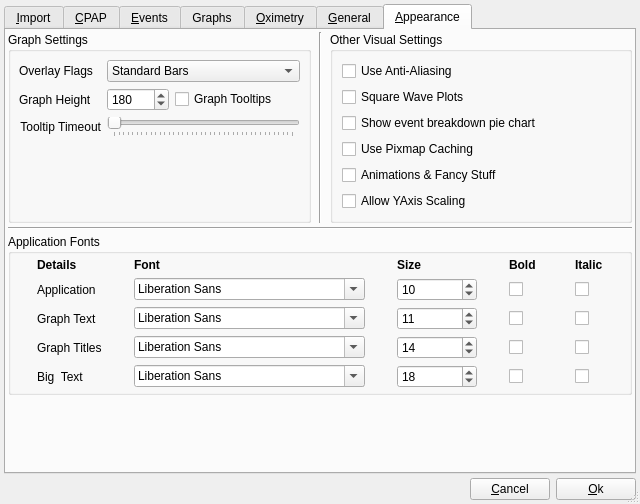
Qt form sleepyhead/preferencesdialog.ui (sbonaime/sleepyhead-code.) before a commit.
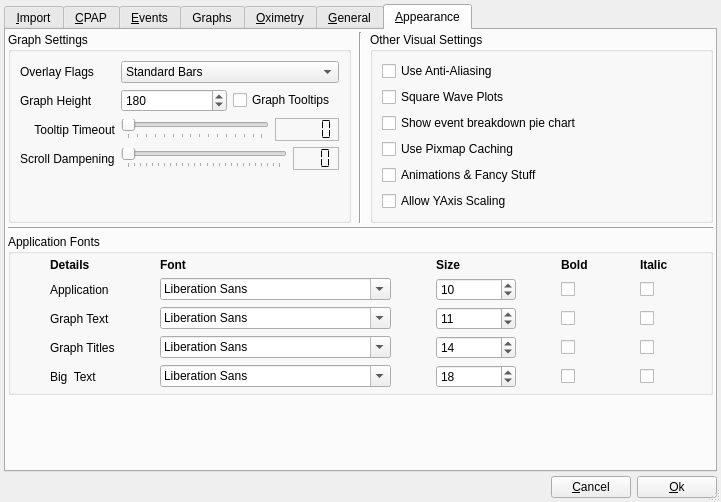
The same form after that commit. Icons and pictures are not drawn.

Commit message: Added preference for touchpad dampening, removed overview 'points'

Patch:
```diff
--- a/sleepyhead/preferencesdialog.ui
+++ b/sleepyhead/preferencesdialog.ui
@@ -9,15 +9,15 @@
    <rect>
     <x>0</x>
     <y>0</y>
-    <width>640</width>
-    <height>504</height>
+    <width>721</width>
+    <height>502</height>
    </rect>
   </property>
-  <property name="maximumSize">
-   <size>
-    <width>640</width>
-    <height>16777215</height>
-   </size>
+  <property name="sizePolicy">
+   <sizepolicy hsizetype="Minimum" vsizetype="Minimum">
+    <horstretch>0</horstretch>
+    <verstretch>0</verstretch>
+   </sizepolicy>
   </property>
   <property name="windowTitle">
    <string>Preferences</string>
@@ -1916,21 +1916,6 @@
             <string>Graph Settings</string>
            </property>
            <layout class="QGridLayout" name="gridLayout_5">
-            <property name="leftMargin">
-             <number>8</number>
-            </property>
-            <property name="topMargin">
-             <number>8</number>
-            </property>
-            <property name="rightMargin">
-             <number>8</number>
-            </property>
-            <property name="bottomMargin">
-             <number>8</number>
-            </property>
-            <property name="spacing">
-             <number>-1</number>
-            </property>
             <item row="0" column="0">
              <widget class="QLabel" name="label_18">
               <property name="sizePolicy">
@@ -1944,6 +1929,30 @@
               </property>
              </widget>
             </item>
+            <item row="0" column="1" colspan="2">
+             <widget class="QComboBox" name="overlayFlagsCombo">
+              <property name="sizePolicy">
+               <sizepolicy hsizetype="Expanding" vsizetype="Fixed">
+                <horstretch>0</horstretch>
+                <verstretch>0</verstretch>
+               </sizepolicy>
+              </property>
+              <property name="toolTip">
+               <string>The visual method of displaying waveform overlay flags.
+</string>
+              </property>
+              <item>
+               <property name="text">
+                <string>Standard Bars</string>
+               </property>
+              </item>
+              <item>
+               <property name="text">
+                <string>Top &amp; Bottom Markers</string>
+               </property>
+              </item>
+             </widget>
+            </item>
             <item row="1" column="0">
              <widget class="QLabel" name="label_26">
               <property name="text">
@@ -1951,34 +1960,6 @@
               </property>
              </widget>
             </item>
-            <item row="2" column="1" colspan="3">
-             <widget class="QSlider" name="tooltipTimeoutSlider">
-              <property name="toolTip">
-               <string>How long you want the tooltips to stay visible.</string>
-              </property>
-              <property name="minimum">
-               <number>250</number>
-              </property>
-              <property name="maximum">
-               <number>10000</number>
-              </property>
-              <property name="singleStep">
-               <number>250</number>
-              </property>
-              <property name="pageStep">
-               <number>1000</number>
-              </property>
-              <property name="orientation">
-               <enum>Qt::Horizontal</enum>
-              </property>
-              <property name="tickPosition">
-               <enum>QSlider::TicksBelow</enum>
-              </property>
-              <property name="tickInterval">
-               <number>250</number>
-              </property>
-             </widget>
-            </item>
             <item row="1" column="1">
              <widget class="QSpinBox" name="graphHeight">
               <property name="sizePolicy">
@@ -2004,6 +1985,13 @@
               </property>
              </widget>
             </item>
+            <item row="1" column="2">
+             <widget class="QCheckBox" name="graphTooltips">
+              <property name="text">
+               <string>Graph Tooltips</string>
+              </property>
+             </widget>
+            </item>
             <item row="2" column="0">
              <widget class="QLabel" name="label_45">
               <property name="text">
@@ -2014,7 +2002,110 @@
               </property>
              </widget>
             </item>
-            <item row="3" column="0" rowspan="2" colspan="4">
+            <item row="2" column="1" colspan="2">
+             <layout class="QHBoxLayout" name="horizontalLayout_17">
+              <item>
+               <widget class="QSlider" name="tooltipTimeoutSlider">
+                <property name="toolTip">
+                 <string>How long you want the tooltips to stay visible.</string>
+                </property>
+                <property name="minimum">
+                 <number>1</number>
+                </property>
+                <property name="maximum">
+                 <number>150</number>
+                </property>
+                <property name="singleStep">
+                 <number>10</number>
+                </property>
+                <property name="pageStep">
+                 <number>50</number>
+                </property>
+                <property name="value">
+                 <number>1</number>
+                </property>
+                <property name="orientation">
+                 <enum>Qt::Horizontal</enum>
+                </property>
+                <property name="tickPosition">
+                 <enum>QSlider::TicksBelow</enum>
+                </property>
+                <property name="tickInterval">
+                 <number>10</number>
+                </property>
+               </widget>
+              </item>
+              <item>
+               <widget class="QLCDNumber" name="tooltipMS">
+                <property name="frameShape">
+                 <enum>QFrame::StyledPanel</enum>
+                </property>
+                <property name="digitCount">
+                 <number>5</number>
+                </property>
+                <property name="segmentStyle">
+                 <enum>QLCDNumber::Flat</enum>
+                </property>
+               </widget>
+              </item>
+             </layout>
+            </item>
+            <item row="3" column="0">
+             <widget class="QLabel" name="label_46">
+              <property name="text">
+               <string>Scroll Dampening</string>
+              </property>
+             </widget>
+            </item>
+            <item row="3" column="1" colspan="2">
+             <layout class="QHBoxLayout" name="horizontalLayout_16">
+              <item>
+               <widget class="QSlider" name="scrollDampeningSlider">
+                <property name="toolTip">
+                 <string>&lt;html&gt;&lt;head/&gt;&lt;body&gt;&lt;p&gt;This makes scrolling when zoomed in easier on sensitive bidirectional TouchPads&lt;/p&gt;&lt;p&gt;50ms is recommended value.&lt;/p&gt;&lt;/body&gt;&lt;/html&gt;</string>
+                </property>
+                <property name="maximum">
+                 <number>25</number>
+                </property>
+                <property name="singleStep">
+                 <number>1</number>
+                </property>
+                <property name="pageStep">
+                 <number>5</number>
+                </property>
+                <property name="orientation">
+                 <enum>Qt::Horizontal</enum>
+                </property>
+                <property name="invertedAppearance">
+                 <bool>false</bool>
+                </property>
+                <property name="tickPosition">
+                 <enum>QSlider::TicksBelow</enum>
+                </property>
+                <property name="tickInterval">
+                 <number>1</number>
+                </property>
+               </widget>
+              </item>
+              <item>
+               <widget class="QLCDNumber" name="scrollDampDisplay">
+                <property name="toolTip">
+                 <string>milliseconds</string>
+                </property>
+                <property name="frameShape">
+                 <enum>QFrame::StyledPanel</enum>
+                </property>
+                <property name="digitCount">
+                 <number>3</number>
+                </property>
+                <property name="segmentStyle">
+                 <enum>QLCDNumber::Flat</enum>
+                </property>
+               </widget>
+              </item>
+             </layout>
+            </item>
+            <item row="4" column="1">
              <spacer name="verticalSpacer">
               <property name="orientation">
                <enum>Qt::Vertical</enum>
@@ -2027,37 +2118,6 @@
               </property>
              </spacer>
             </item>
-            <item row="0" column="1" colspan="3">
-             <widget class="QComboBox" name="overlayFlagsCombo">
-              <property name="sizePolicy">
-               <sizepolicy hsizetype="Expanding" vsizetype="Fixed">
-                <horstretch>0</horstretch>
-                <verstretch>0</verstretch>
-               </sizepolicy>
-              </property>
-              <property name="toolTip">
-               <string>The visual method of displaying waveform overlay flags.
-</string>
-              </property>
-              <item>
-               <property name="text">
-                <string>Standard Bars</string>
-               </property>
-              </item>
-              <item>
-               <property name="text">
-                <string>Top &amp; Bottom Markers</string>
-               </property>
-              </item>
-             </widget>
-            </item>
-            <item row="1" column="2" colspan="2">
-             <widget class="QCheckBox" name="graphTooltips">
-              <property name="text">
-               <string>Graph Tooltips</string>
-              </property>
-             </widget>
-            </item>
            </layout>
           </widget>
          </item>
```
Left out of the diff: 6 changed lines with no effect on the pictures. The commit also changes 5 other files.
